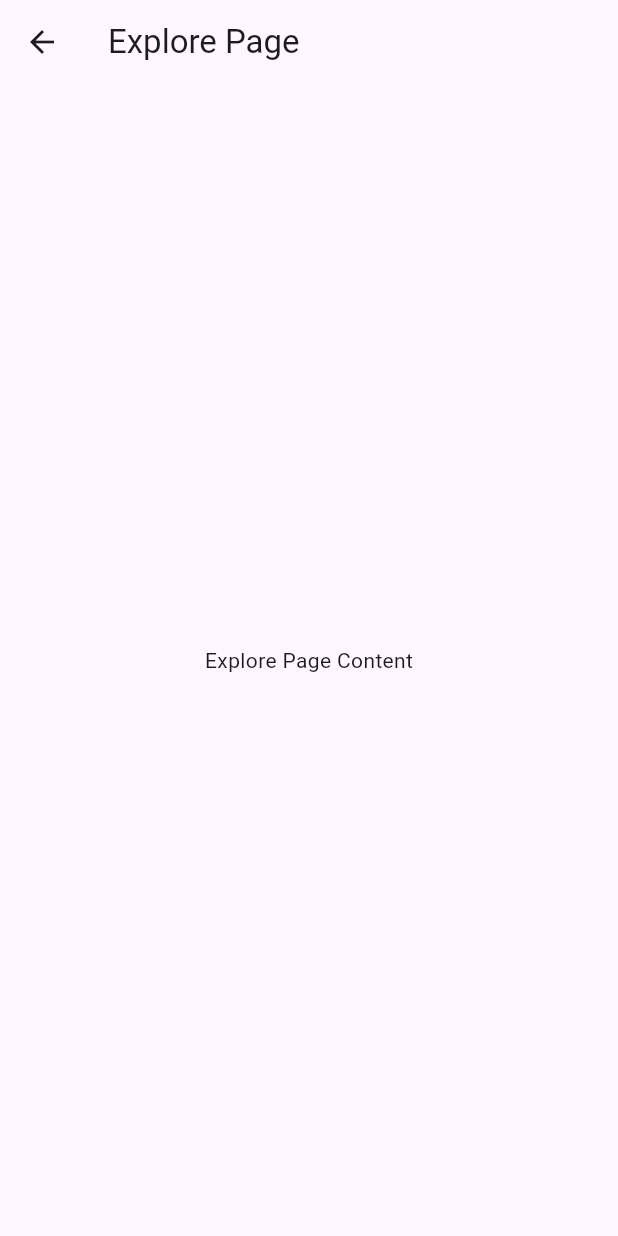
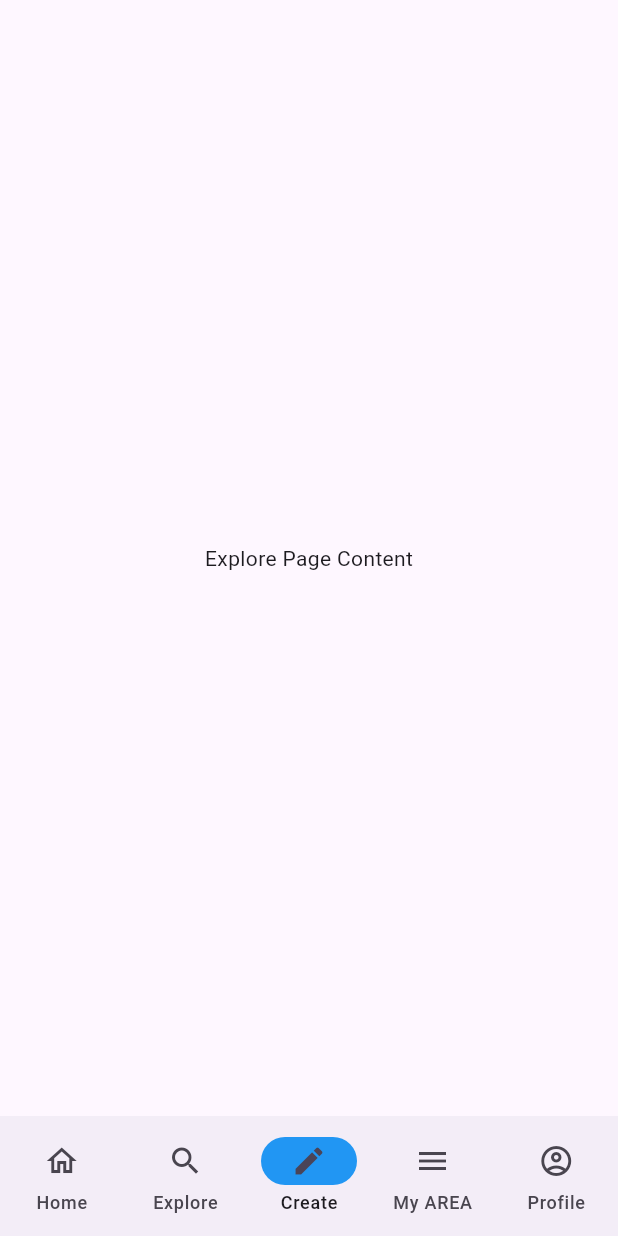
Before and after one commit to Area-dreamteam/Area, a Flutter app: the CreatePage screen opened directly, on a phone screen of 412 x 824 dp. Run offline on Flutter 3.47's test engine with Material 3 defaults, Android fonts, the phone set to English and light mode, and no system bars.

Commit message:
feat(mobile) : init create, area and profile page

```diff
--- a/mobile/lib/pages/create_page.dart
+++ b/mobile/lib/pages/create_page.dart
@@ -1,4 +1,5 @@
 import 'package:flutter/material.dart';
+import '../widgets/navbar.dart';
 
 class CreatePage extends StatefulWidget {
   const CreatePage({super.key});
@@ -11,16 +12,13 @@ class _ExplorePageState extends State<CreatePage> {
   @override
   void initState() {
     super.initState();
-    print("Hello"); // sera affiché dans la console quand la page est ouverte
   }
 
   @override
   Widget build(BuildContext context) {
     return Scaffold(
-      appBar: AppBar(title: const Text("Explore Page")),
-      body: const Center(
-        child: Text("Explore Page Content"),
-      ),
+      body: const Center(child: Text("Explore Page Content")),
+      bottomNavigationBar: const MyBottomNavigationBar(selectedIndex: 2),
     );
   }
 }
--- a/mobile/lib/pages/my_area_page.dart
+++ b/mobile/lib/pages/my_area_page.dart
@@ -1,4 +1,5 @@
 import 'package:flutter/material.dart';
+import '../widgets/navbar.dart';
 
 class AreaPage extends StatefulWidget {
   const AreaPage({super.key});
@@ -16,10 +17,10 @@ class _ExplorePageState extends State<AreaPage> {
   @override
   Widget build(BuildContext context) {
     return Scaffold(
-      appBar: AppBar(title: const Text("Explore Page")),
       body: const Center(
-        child: Text("Explore Page Content"),
+        child: Text("My Area", style: TextStyle(fontSize: 24)),
       ),
+      bottomNavigationBar: const MyBottomNavigationBar(selectedIndex: 3),
     );
   }
 }
--- a/mobile/lib/pages/profile_page.dart
+++ b/mobile/lib/pages/profile_page.dart
@@ -1,4 +1,5 @@
 import 'package:flutter/material.dart';
+import '../widgets/navbar.dart';
 
 class ProfilePage extends StatefulWidget {
   const ProfilePage({super.key});
@@ -11,16 +12,13 @@ class _ExplorePageState extends State<ProfilePage> {
   @override
   void initState() {
     super.initState();
-    print("Hello"); // sera affiché dans la console quand la page est ouverte
   }
 
   @override
   Widget build(BuildContext context) {
     return Scaffold(
-      appBar: AppBar(title: const Text("Explore Page")),
-      body: const Center(
-        child: Text("Explore Page Content"),
-      ),
+      body: const Center(child: Text("Explore Page Content")),
+      bottomNavigationBar: const MyBottomNavigationBar(selectedIndex: 4),
     );
   }
 }
```
